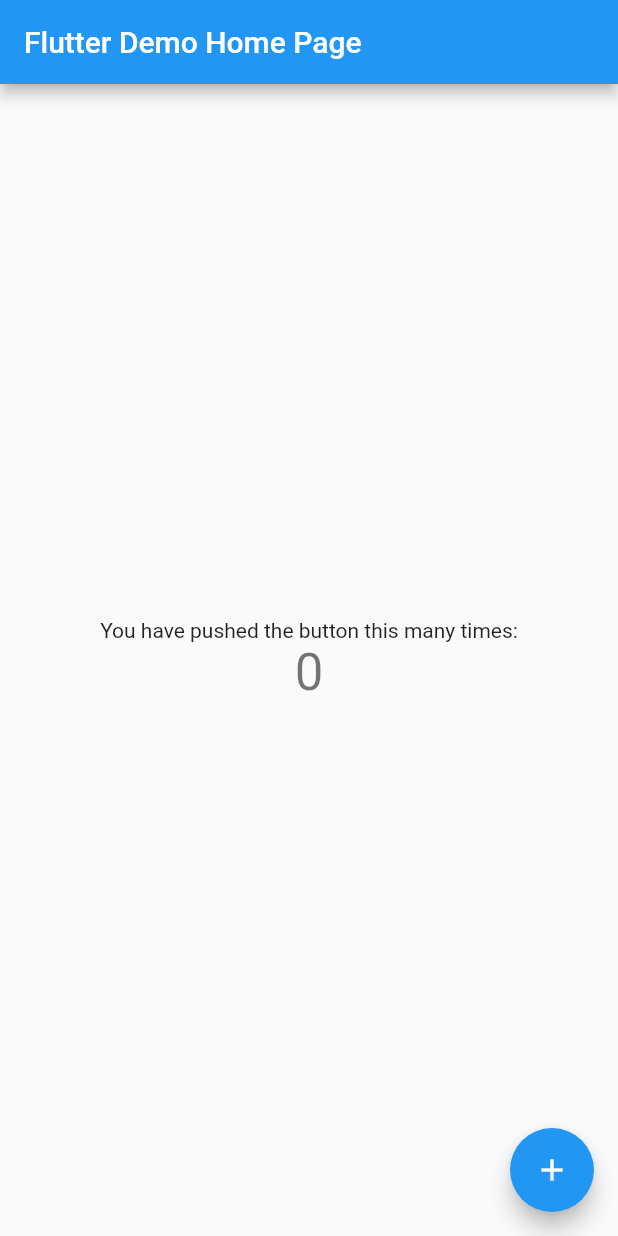
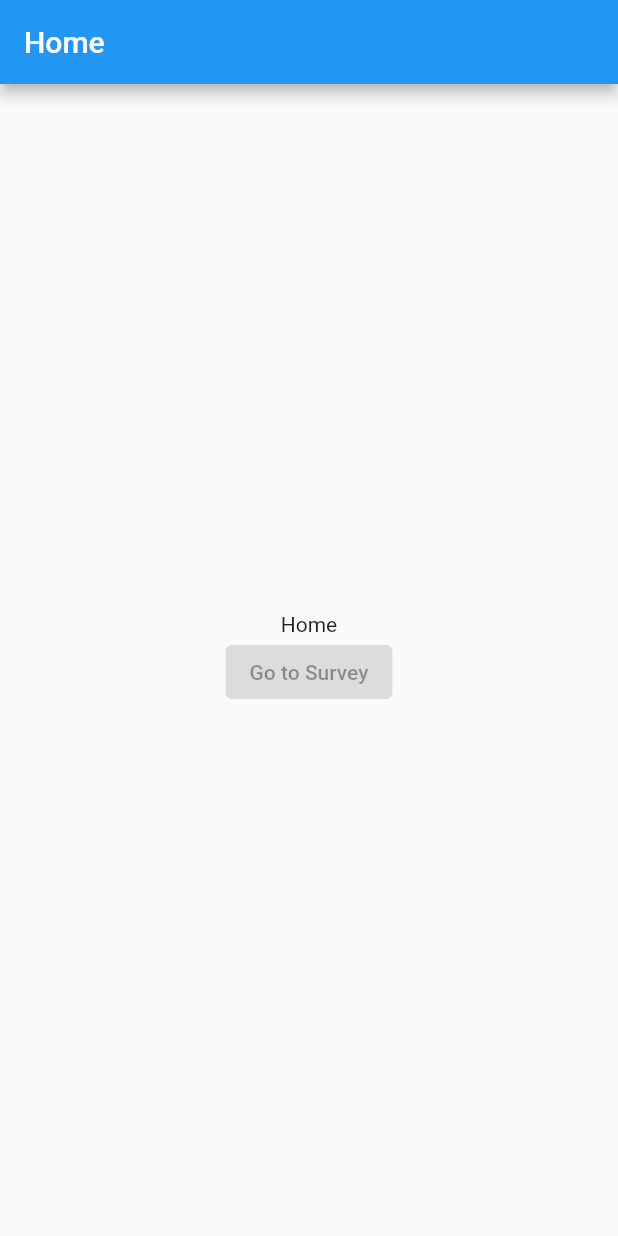
Before and after one commit to takumi-ya/survey_app, a Flutter app: the screen it shows after launch, on a phone screen of 412 x 824 dp. Run offline on Flutter 3.47's test engine with Material 2 defaults, Android fonts, the phone set to English and light mode, and no system bars; our stand-ins replace go_router, hooks_riverpod.

Commit message:
set screen transition

```diff
--- /dev/null
+++ b/lib/home_screen.dart
@@ -0,0 +1,27 @@
+import 'package:flutter/material.dart';
+import 'package:hooks_riverpod/hooks_riverpod.dart';
+
+class HomeScreen extends HookConsumerWidget {
+  const HomeScreen({super.key});
+
+  @override
+  Widget build(BuildContext context, WidgetRef ref) {
+    return Scaffold(
+      appBar: AppBar(
+        title: const Text('Home'),
+      ),
+      body: const Center(
+        child: Column(
+          mainAxisAlignment: MainAxisAlignment.center,
+          children: [
+            Text('Home'),
+            ElevatedButton(
+              onPressed: null,
+              child: Text('Go to Survey'),
+            ),
+          ],
+        ),
+      ),
+    );
+  }
+}
--- a/lib/main.dart
+++ b/lib/main.dart
@@ -1,115 +1,37 @@
 import 'package:flutter/material.dart';
+import 'package:hooks_riverpod/hooks_riverpod.dart';
+import 'package:survey_app/router.dart';
 
 void main() {
-  runApp(const MyApp());
+  runApp(
+    const ProviderScope(
+      child: MyApp(),
+    ),
+  );
 }
 
-class MyApp extends StatelessWidget {
+class MyApp extends HookConsumerWidget {
   const MyApp({super.key});
 
   // This widget is the root of your application.
   @override
-  Widget build(BuildContext context) {
+  Widget build(BuildContext context, WidgetRef ref) {
     return MaterialApp(
       title: 'Flutter Demo',
       theme: ThemeData(
-        // This is the theme of your application.
-        //
-        // Try running your application with "flutter run". You'll see the
-        // application has a blue toolbar. Then, without quitting the app, try
-        // changing the primarySwatch below to Colors.green and then invoke
-        // "hot reload" (press "r" in the console where you ran "flutter run",
-        // or simply save your changes to "hot reload" in a Flutter IDE).
-        // Notice that the counter didn't reset back to zero; the application
-        // is not restarted.
         primarySwatch: Colors.blue,
       ),
-      home: const MyHomePage(title: 'Flutter Demo Home Page'),
+      home: Stack(
+        children: [
+          MaterialApp.router(
+            debugShowCheckedModeBanner: false,
+            title: 'survey_app',
+            routerDelegate: router.routerDelegate,
+            routeInformationParser: router.routeInformationParser,
+            routeInformationProvider: router.routeInformationProvider,
+          ),
+        ],
+      ),
     );
   }
 }
-
-class MyHomePage extends StatefulWidget {
-  const MyHomePage({super.key, required this.title});
-
-  // This widget is the home page of your application. It is stateful, meaning
-  // that it has a State object (defined below) that contains fields that affect
-  // how it looks.
-
-  // This class is the configuration for the state. It holds the values (in this
-  // case the title) provided by the parent (in this case the App widget) and
-  // used by the build method of the State. Fields in a Widget subclass are
-  // always marked "final".
-
-  final String title;
-
-  @override
-  State<MyHomePage> createState() => _MyHomePageState();
-}
-
-class _MyHomePageState extends State<MyHomePage> {
-  int _counter = 0;
-
-  void _incrementCounter() {
-    setState(() {
-      // This call to setState tells the Flutter framework that something has
-      // changed in this State, which causes it to rerun the build method below
-      // so that the display can reflect the updated values. If we changed
-      // _counter without calling setState(), then the build method would not be
-      // called again, and so nothing would appear to happen.
-      _counter++;
-    });
-  }
-
-  @override
-  Widget build(BuildContext context) {
-    // This method is rerun every time setState is called, for instance as done
-    // by the _incrementCounter method above.
-    //
-    // The Flutter framework has been optimized to make rerunning build methods
-    // fast, so that you can just rebuild anything that needs updating rather
-    // than having to individually change instances of widgets.
-    return Scaffold(
-      appBar: AppBar(
-        // Here we take the value from the MyHomePage object that was created by
-        // the App.build method, and use it to set our appbar title.
-        title: Text(widget.title),
-      ),
-      body: Center(
-        // Center is a layout widget. It takes a single child and positions it
-        // in the middle of the parent.
-        child: Column(
-          // Column is also a layout widget. It takes a list of children and
-          // arranges them vertically. By default, it sizes itself to fit its
-          // children horizontally, and tries to be as tall as its parent.
-          //
-          // Invoke "debug painting" (press "p" in the console, choose the
-          // "Toggle Debug Paint" action from the Flutter Inspector in Android
-          // Studio, or the "Toggle Debug Paint" command in Visual Studio Code)
-          // to see the wireframe for each widget.
-          //
-          // Column has various properties to control how it sizes itself and
-          // how it positions its children. Here we use mainAxisAlignment to
-          // center the children vertically; the main axis here is the vertical
-          // axis because Columns are vertical (the cross axis would be
-          // horizontal).
-          mainAxisAlignment: MainAxisAlignment.center,
-          children: <Widget>[
-            const Text(
-              'You have pushed the button this many times:',
-            ),
-            Text(
-              '$_counter',
-              style: Theme.of(context).textTheme.headlineMedium,
-            ),
-          ],
-        ),
-      ),
-      floatingActionButton: FloatingActionButton(
-        onPressed: _incrementCounter,
-        tooltip: 'Increment',
-        child: const Icon(Icons.add),
-      ), // This trailing comma makes auto-formatting nicer for build methods.
-    );
-  }
-}
--- a/lib/router.dart
+++ b/lib/router.dart
@@ -1,9 +1,15 @@
 import 'package:flutter/material.dart';
 import 'package:go_router/go_router.dart';
+import 'package:survey_app/home_screen.dart';
 
 final router = GoRouter(
   initialLocation: '/',
-  routes: [],
+  routes: [
+    GoRoute(
+      path: '/',
+      builder: (context, state) => const HomeScreen(),
+    ),
+  ],
   errorPageBuilder: (context, state) => MaterialPage(
     key: state.pageKey,
     child: Scaffold(
```
Also changed, not shown: pubspec.lock.
